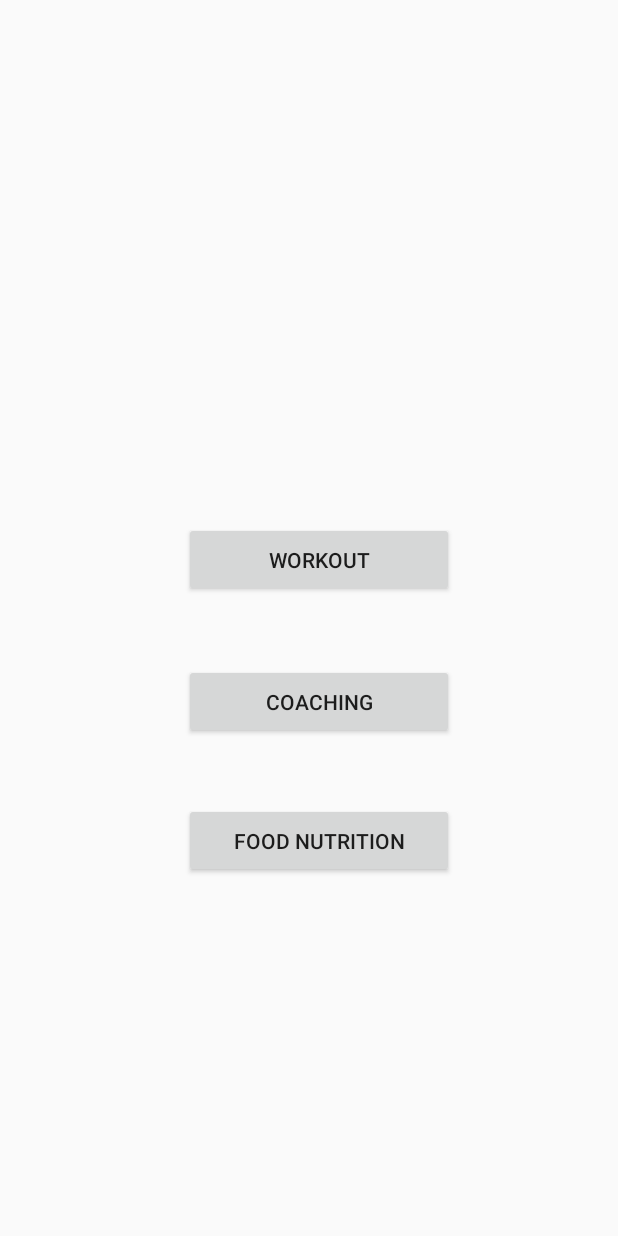
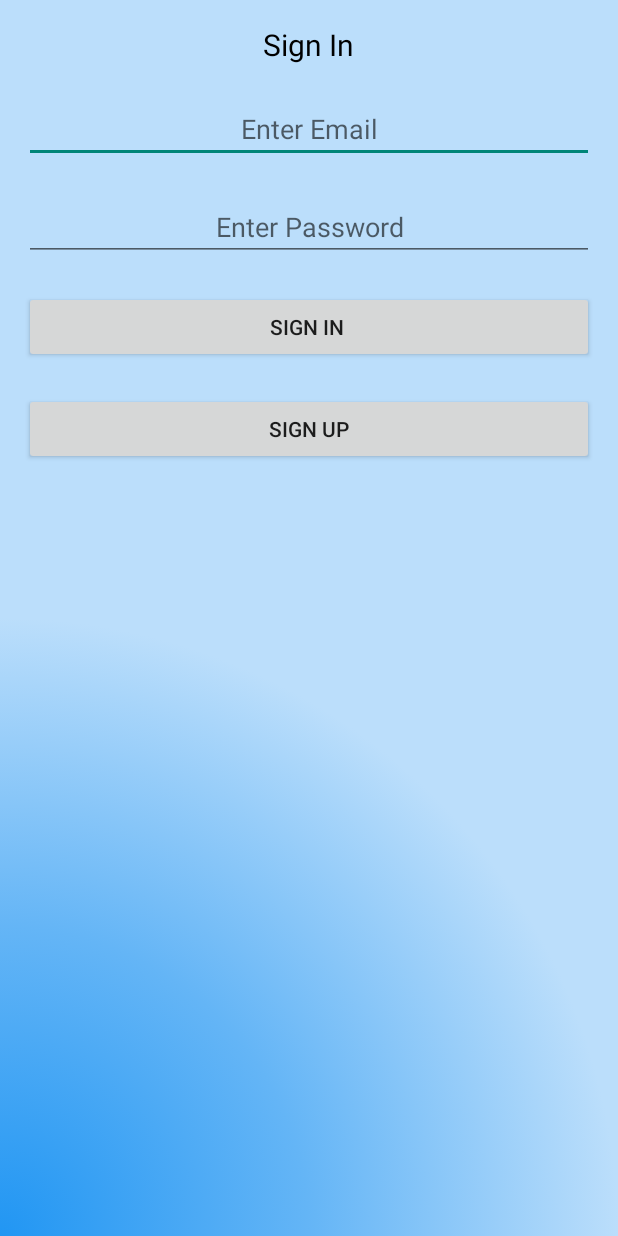
Before and after one commit to jeanrebandaban/FitnessApp, an Android app: the screen it shows after launch (MainActivity), on a phone screen of 412 x 824 dp. Run offline under Robolectric (Android 15) with nearby library versions, the phone set to English and light mode, and no system bars.

Commit message:
LogIn Update

```diff
--- a/app/src/main/java/com/group7/fitnessapp/MainActivity.java
+++ b/app/src/main/java/com/group7/fitnessapp/MainActivity.java
@@ -16,7 +16,7 @@ import androidx.appcompat.app.AppCompatActivity;
 public class MainActivity extends AppCompatActivity {
 
     Button LogInButton, RegisterButton ;
-    EditText Email, Password ;
+    EditText Email, Password;
     String EmailHolder, PasswordHolder;
     Boolean EditTextEmptyHolder;
     SQLiteDatabase sqLiteDatabaseObj;
@@ -39,17 +39,23 @@ public class MainActivity extends AppCompatActivity {
 
         sqLiteHelper = new DatabaseHelper(this);
 
+
+
         //Adding click listener to log in button.
         LogInButton.setOnClickListener(new View.OnClickListener() {
             @Override
             public void onClick(View view) {
 
-                // Calling EditText is empty or no method.
-                CheckEditTextStatus();
+                    if(Email.getText().toString().equals("group7") && Password.getText().toString().equals("admin")){
 
-                // Calling login method.
-                LoginFunction();
+                        //correct password
+                    }else{
+                        //wrong password
+                        Toast.makeText(MainActivity.this,"Please Enter Correct UserName or Password.",Toast.LENGTH_LONG).show();
+                    }
 
+                Intent intent = new Intent(MainActivity.this, MainMenuActivity.class);
+                startActivity(intent);
 
             }
         });
--- a/app/src/main/res/layout/activity_main.xml
+++ b/app/src/main/res/layout/activity_main.xml
@@ -1,48 +1,67 @@
 <?xml version="1.0" encoding="utf-8"?>
-<androidx.constraintlayout.widget.ConstraintLayout xmlns:android="http://schemas.android.com/apk/res/android"
-    xmlns:app="http://schemas.android.com/apk/res-auto"
+<RelativeLayout xmlns:android="http://schemas.android.com/apk/res/android"
     xmlns:tools="http://schemas.android.com/tools"
+    android:id="@+id/activity_main"
     android:layout_width="match_parent"
     android:layout_height="match_parent"
+    android:paddingBottom="@dimen/activity_vertical_margin"
+    android:paddingLeft="@dimen/activity_horizontal_margin"
+    android:paddingRight="@dimen/activity_horizontal_margin"
+    android:paddingTop="@dimen/activity_vertical_margin"
+    android:background="@drawable/bg_color"
     tools:context=".MainActivity">
 
-    <Button
-        android:id="@+id/diet"
-        android:layout_width="180dp"
-        android:layout_height="50dp"
-        android:text="@string/fn_label"
-        app:layout_constraintBottom_toBottomOf="parent"
-        app:layout_constraintEnd_toEndOf="parent"
-        app:layout_constraintHorizontal_bias="0.529"
-        app:layout_constraintStart_toStartOf="parent"
-        app:layout_constraintTop_toTopOf="parent"
-        app:layout_constraintVertical_bias="0.692"
-        android:onClick="goNutrition"/>
+    <TextView
+        android:text="Sign In"
+        android:gravity="center"
+        android:textSize="20dp"
+        android:textColor="#000"
+        android:layout_width="wrap_content"
+        android:layout_height="wrap_content"
+        android:layout_alignParentTop="true"
+        android:layout_centerHorizontal="true"
+        android:id="@+id/textView" />
+
+    <EditText
+        android:id="@+id/editEmail"
+        android:layout_width="fill_parent"
+        android:layout_height="wrap_content"
+        android:layout_below="@+id/textView"
+        android:layout_centerHorizontal="true"
+        android:layout_marginTop="20dp"
+        android:ems="10"
+        android:gravity="center"
+        android:hint="Enter Email"
+        android:inputType="textEmailAddress"
+        android:textColor="#000" />
+
+    <EditText
+        android:layout_width="fill_parent"
+        android:layout_height="wrap_content"
+        android:inputType="textPassword"
+        android:hint="Enter Password"
+        android:textColor="#000"
+        android:ems="10"
+        android:layout_below="@+id/editEmail"
+        android:layout_centerHorizontal="true"
+        android:layout_marginTop="20dp"
+        android:id="@+id/editPassword"
+        android:gravity="center"/>
 
     <Button
-        android:id="@+id/coaching"
-        android:layout_width="180dp"
-        android:layout_height="50dp"
-        android:onClick="goCoaching"
-        android:text="@string/btn_coach"
-        app:layout_constraintBottom_toBottomOf="parent"
-        app:layout_constraintEnd_toEndOf="parent"
-        app:layout_constraintHorizontal_bias="0.529"
-        app:layout_constraintStart_toStartOf="parent"
-        app:layout_constraintTop_toTopOf="parent"
-        app:layout_constraintVertical_bias="0.572" />
+        android:id="@+id/buttonLogin"
+        android:layout_width="fill_parent"
+        android:layout_height="wrap_content"
+        android:layout_below="@+id/editPassword"
+        android:layout_marginTop="20dp"
+        android:text="Sign In " />
 
     <Button
-        android:id="@+id/workout"
-        android:layout_width="180dp"
-        android:layout_height="50dp"
-        android:onClick="goWorkout"
-        android:text="Workout"
-        app:layout_constraintBottom_toBottomOf="parent"
-        app:layout_constraintEnd_toEndOf="parent"
-        app:layout_constraintHorizontal_bias="0.528"
-        app:layout_constraintStart_toStartOf="parent"
-        app:layout_constraintTop_toTopOf="parent"
-        app:layout_constraintVertical_bias="0.45" />
+        android:layout_width="fill_parent"
+        android:layout_height="wrap_content"
+        android:id="@+id/buttonRegister"
+        android:layout_below="@+id/buttonLogin"
+        android:layout_marginTop="20dp"
+        android:text="Sign Up"/>
 
-</androidx.constraintlayout.widget.ConstraintLayout>
+</RelativeLayout>
```
